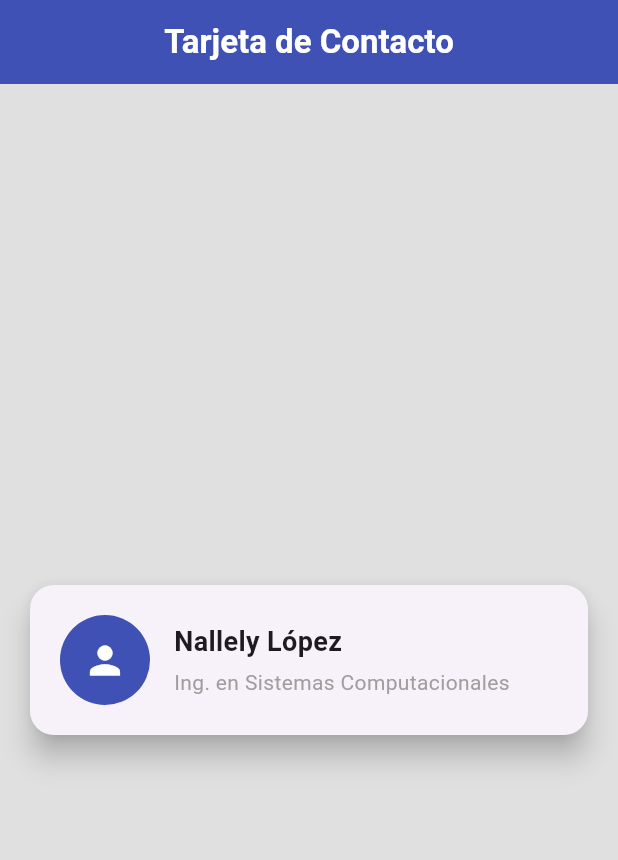
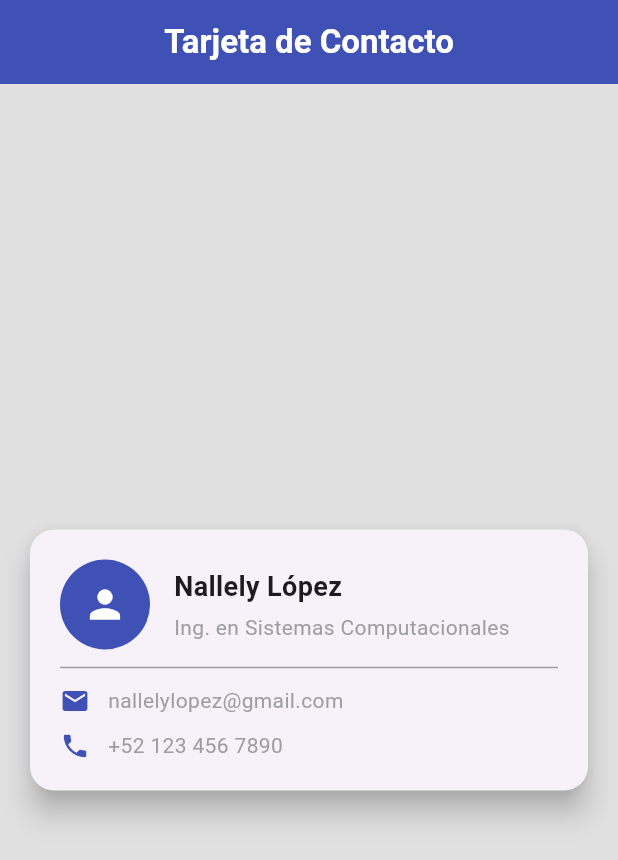
Before and after one commit to nallely-lopez/Dev_Aplication_Proyect1, a Flutter app: the screen it shows after launch, on a phone screen of 412 x 824 dp. Shown: the top 860 px of the screen. Run offline on Flutter 3.47's test engine with Material 3 defaults, Android fonts, the phone set to English and light mode, and no system bars.

Commit message:
Se actualizó el archivo practica_.dart en el cual agregamos Divider y dos Row más para el email y telefono

```diff
--- a/lib/practica_2.dart
+++ b/lib/practica_2.dart
@@ -20,33 +20,33 @@ class PantallaPerfil extends StatelessWidget {
       ),
       body: Center(
         child: Padding(
-          padding: const EdgeInsets.all(16.0), // Margen exterior respecto a los bordes de la pantalla
+          padding: const EdgeInsets.all(16.0), // Margen exterior respecto a los bordes
           child: Card(
             elevation: 8, // Sombra que genera el efecto flotante
-            shape: RoundedRectangleBorder( // Forma de la tarjeta
+            shape: RoundedRectangleBorder(
               borderRadius: BorderRadius.circular(16), // Bordes redondeados
             ),
             child: const Padding(
               padding: EdgeInsets.all(20.0), // Margen interno de la tarjeta
               child: Column(
-                  mainAxisSize: MainAxisSize.min, // La tarjeta solo ocupa el alto que necesita
+                mainAxisSize: MainAxisSize.min, // La tarjeta solo ocupa el alto necesario
                 children: [
-                    Row (
+                  // 1. Cabecera horizontal (Avatar + Nombres)
+                  Row(
                     children: [
-                        const CircleAvatar(
-                          radius: 30, // Radio del avatar
-                          backgroundColor: Colors.indigo, // Color de fondo del avatar
+                      CircleAvatar(
+                        radius: 30,
+                        backgroundColor: Colors.indigo,
                         child: Icon(
                           Icons.person,
                           size: 30,
-                            color: Colors.white
-                          ), // Icono dentro del avatar
+                          color: Colors.white,
                         ),
-
-                        const SizedBox (width: 16,),
+                      ),
+                      SizedBox(width: 16),
                       Column(
-                          crossAxisAlignment: CrossAxisAlignment.start, // Alineación de los elementos de la columna al inicio
-                          children: const[
+                        crossAxisAlignment: CrossAxisAlignment.start,
+                        children: [
                           Text(
                             'Nallely López',
                             style: TextStyle(
@@ -54,7 +54,7 @@ class PantallaPerfil extends StatelessWidget {
                               fontWeight: FontWeight.bold,
                             ),
                           ),
-                            SizedBox(height: 4), // Espacio entre el nombre y el correo
+                          SizedBox(height: 4),
                           Text(
                             'Ing. en Sistemas Computacionales',
                             style: TextStyle(
@@ -62,10 +62,57 @@ class PantallaPerfil extends StatelessWidget {
                               color: Colors.grey,
                             ),
                           ),
-                          ]
-                        )
                         ],
-                    )
+                      ),
+                    ],
+                  ),
+
+                  // 2. Línea divisoria
+                  Divider(
+                    height: 24,
+                    thickness: 1,
+                    color: Colors.grey,
+                  ),
+
+                  // 3. Fila de Correo
+                  Row(
+                    children: [
+                      Icon(
+                        Icons.email,
+                        size: 20,
+                        color: Colors.indigo,
+                      ),
+                      SizedBox(width: 12),
+                      Text(
+                        'nallelylopez@gmail.com',
+                        style: TextStyle(
+                          fontSize: 14,
+                          color: Colors.grey,
+                        ),
+                      ),
+                    ],
+                  ),
+
+                  SizedBox(height: 10), // Separación vertical
+
+                  // 4. Fila de Teléfono
+                  Row(
+                    children: [
+                      Icon(
+                        Icons.phone,
+                        size: 20,
+                        color: Colors.indigo,
+                      ),
+                      SizedBox(width: 12),
+                      Text(
+                        '+52 123 456 7890',
+                        style: TextStyle(
+                          fontSize: 14,
+                          color: Colors.grey,
+                        ),
+                      ),
+                    ],
+                  ),
                 ],
               ),
             ),
```
Lines whose indentation alone changed are shown as unchanged.
